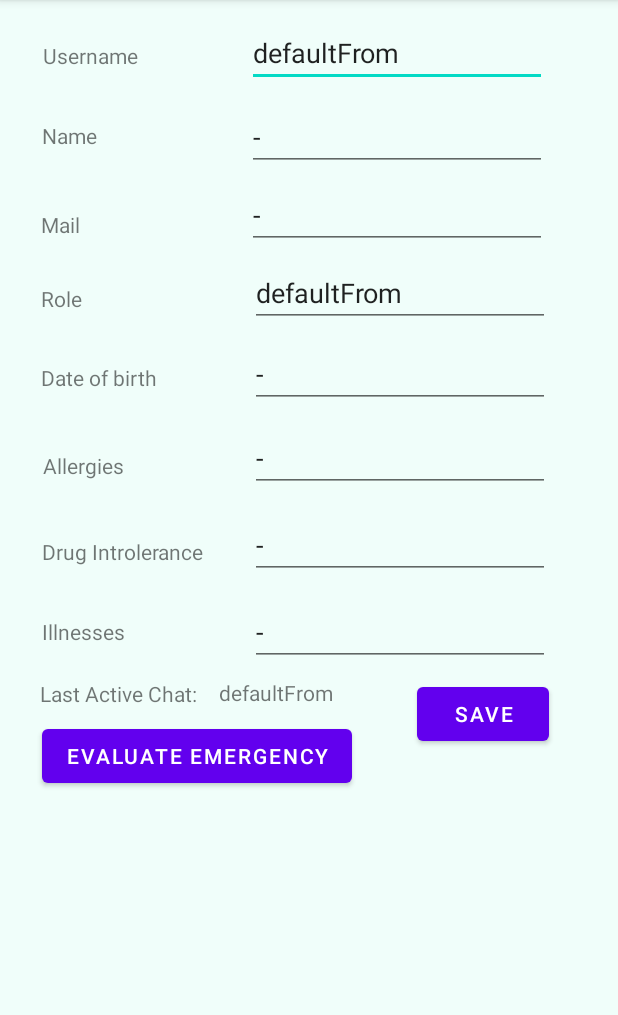
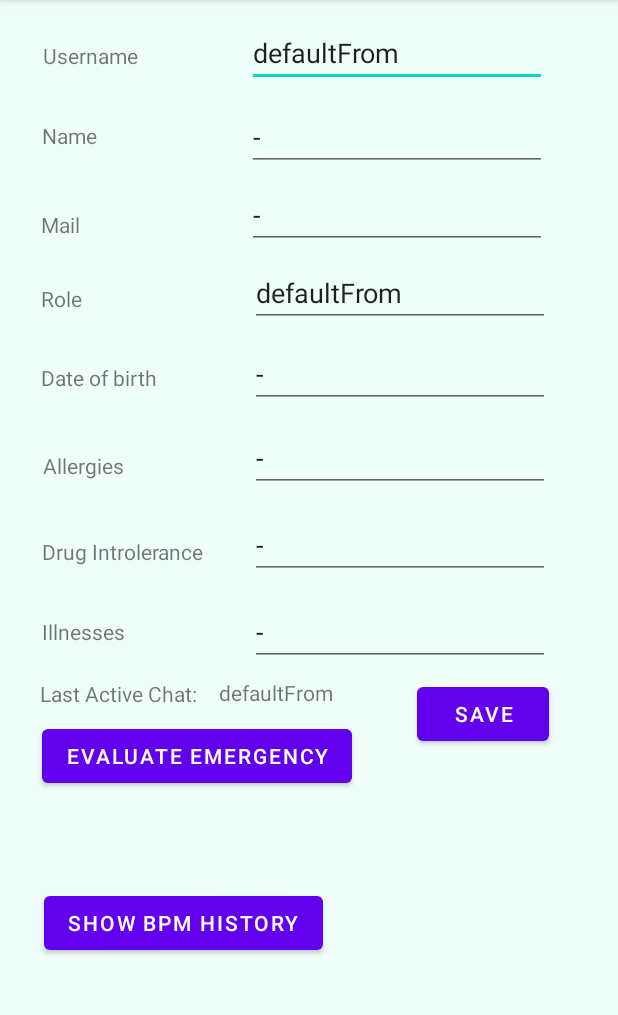
Before and after one commit to ChangedUser/Telemergency, an Android app: the LatestMessagesActivity screen opened directly, with no data from a screen before it, on a phone screen of 412 x 824 dp, the part 84-1099 px from its top. Run offline under Robolectric (Android 15) with nearby library versions, the phone set to English and light mode, and no system bars; our stand-ins replace Firebase (no records; nobody signed in at launch, a user with empty details on screens opened directly); libraries missing offline, so code that uses them is left out: com.github.mikephil.charting.

Commit message:
added Bpm Line Chart

```diff
--- a/app/build.gradle
+++ b/app/build.gradle
@@ -78,6 +78,7 @@ dependencies {
     implementation("io.ktor:ktor-client-websocket:$ktor_version")
     implementation("io.ktor:ktor-client-cio:$ktor_version")
     implementation("io.ktor:ktor-client-gson:$ktor_version")
+    implementation("com.github.PhilJay:MPAndroidChart:v3.1.0")
 
 }
 
--- a/app/src/main/java/com/example/kotlinmessenger/LatestMessagesActivity.kt
+++ b/app/src/main/java/com/example/kotlinmessenger/LatestMessagesActivity.kt
@@ -7,6 +7,7 @@ import android.os.Bundle
 import android.view.Menu
 import android.view.MenuItem
 import android.view.View
+import android.widget.Button
 import androidx.core.view.isVisible
 import com.google.firebase.auth.FirebaseAuth
 import com.google.firebase.database.DataSnapshot
@@ -21,6 +22,10 @@ class LatestMessagesActivity : AppCompatActivity() {
     override fun onCreate(savedInstanceState: Bundle?) {
         super.onCreate(savedInstanceState)
         setContentView(R.layout.activity_latest_messages)
+
+        val bpmbutton = findViewById<Button>(R.id.bpmbutton)
+
+
         verifyUserIsLoggedIn()
 
         getLastCallForUser()
@@ -78,6 +83,13 @@ class LatestMessagesActivity : AppCompatActivity() {
                 startActivity(intent)
             }
         }
+
+
+        bpmbutton.setOnClickListener {
+            val intent = Intent(this, LineChartActivity::class.java)
+            startActivity(intent)
+        }
+
     }
 
     private fun getLastCallForUser(){
--- a/app/src/main/res/layout/activity_latest_messages.xml
+++ b/app/src/main/res/layout/activity_latest_messages.xml
@@ -120,6 +120,22 @@
       android:text="Evaluate Emergency"
       app:layout_constraintStart_toStartOf="parent"
       app:layout_constraintTop_toBottomOf="@+id/textView10" />
+
+  <Button
+      android:id="@+id/bpmbutton"
+      android:layout_width="wrap_content"
+      android:layout_height="wrap_content"
+      android:layout_marginStart="29dp"
+      android:layout_marginTop="63dp"
+      android:layout_marginEnd="288dp"
+      android:layout_marginBottom="92dp"
+      android:text="show BpM History"
+      app:layout_constraintBottom_toBottomOf="parent"
+      app:layout_constraintEnd_toEndOf="parent"
+      app:layout_constraintHorizontal_bias="0.0"
+      app:layout_constraintStart_toStartOf="parent"
+      app:layout_constraintTop_toBottomOf="@+id/evaluate_emergency_btn"
+      app:layout_constraintVertical_bias="0.0" />
 
   <EditText
       android:id="@+id/username_field"
@@ -249,4 +265,6 @@
       app:layout_constraintStart_toStartOf="parent"
       app:layout_constraintTop_toBottomOf="@+id/username_textfield" />
 
+
+
 </androidx.constraintlayout.widget.ConstraintLayout>
--- a/app/src/main/res/layout/activity_main.xml
+++ b/app/src/main/res/layout/activity_main.xml
@@ -123,4 +123,10 @@
         app:srcCompat="@drawable/telemergency_logo"
         tools:visibility="visible" />
 
+    <com.github.mikephil.charting.charts.LineChart
+        android:layout_width="match_parent"
+        android:layout_height="match_parent"
+        android:id="@+id/lineChart"
+        />
+
 </androidx.constraintlayout.widget.ConstraintLayout>
--- a/app/src/main/res/values/colors.xml
+++ b/app/src/main/res/values/colors.xml
@@ -7,4 +7,9 @@
     <color name="teal_700">#FF018786</color>
     <color name="black">#FF000000</color>
     <color name="white">#FFFFFFFF</color>
+    <color name="colorPrimary">#F1736A</color>
+    <color name="colorPrimaryDark">#73E377</color>
+    <color name="colorAccent">#F4EB9B</color>
+    <color name="darkorange">#FF9800</color>
+    <color name="darkblue">#2196F3</color>
 </resources>
```
Also changed, not shown: app/src/main/AndroidManifest.xml (+10 -0 lines), app/src/main/java/com/example/kotlinmessenger/LineChartActivity.kt (added, +65 -0 lines), app/src/main/java/com/example/kotlinmessenger/MainActivity.kt (+60 -2 lines), app/src/main/res/layout/line_chart.xml (added, +17 -0 lines).
